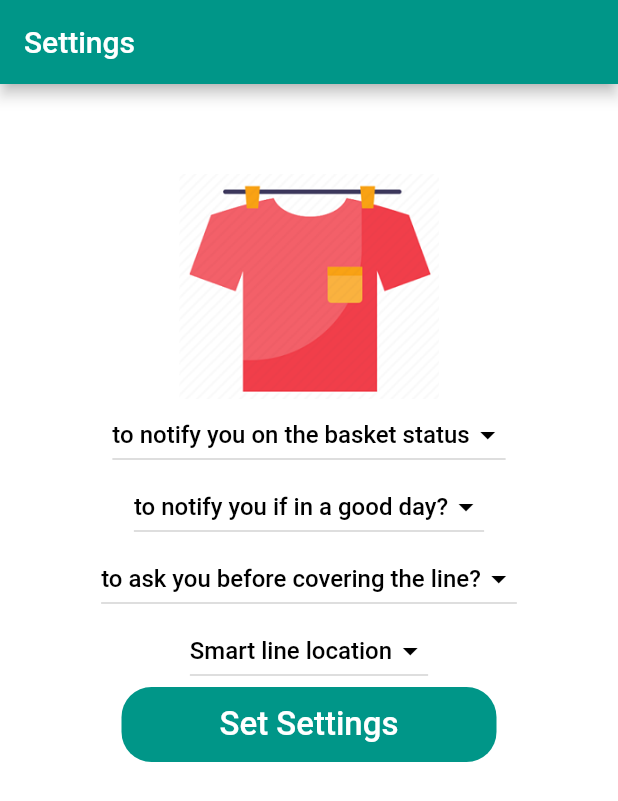
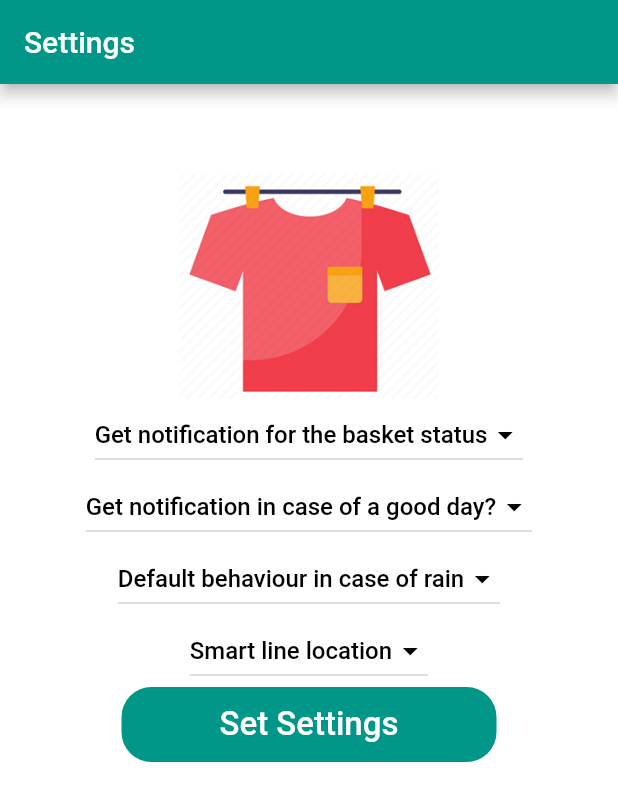
Before and after one commit to elialter/iot_app, a Flutter app: the screen it shows after launch, on a phone screen of 412 x 824 dp. Shown: the top 801 px of the screen. Run offline on Flutter 3.47's test engine with Material 2 defaults, Android fonts, the phone set to English and light mode, and no system bars; our stand-ins replace firebase_core, firebase_database, firebase_messaging, lite_rolling_switch; accounts and stored records are empty.

```diff
--- a/lib/main.dart
+++ b/lib/main.dart
@@ -123,7 +123,7 @@ class _MyHomePageState extends State<MyHomePage> {
                               Padding(
                                 padding: const EdgeInsets.all(8.0),
                                 child: IconButton(
-                                  icon: Image.asset('Assets/basket.png'), // Image.network(
+                                  icon: Image.asset('Assets/basket3.png'), // Image.network(
                                         //'https://image.flaticon.com/icons/png/512/2230/2230786.png'),
                                   iconSize: 70.0,
                                   tooltip: 'Refresh',
@@ -342,12 +342,12 @@ void SetCover(bool position){
   final databaseReference = FirebaseDatabase.instance.reference();
   if(position) {
     databaseReference.child('Cover').update({
-      'Status': 'Yes'
+      'Status': 1
     });
   }
   else{
     databaseReference.child('Cover').update({
-      'Status': 'No'
+      'Status': 0
     });
   }
 }
@@ -564,20 +564,21 @@ class _MyBasketItemPage extends State<MyBasketItemPage> {
   }
   String ShowBasketStatus(){
     basketStatus = firebaseData.GetData("Laundry basket");
-
+    print("basketStatus");
+    print(basketStatus);
     if (basketStatus == 0){
-      return "images/emptyBasket.png";
+      return "images/basket0.png";
     }
     if (basketStatus == 1){
-      return "images/yellowBasket.png";
+      return "images/basket1.png";
     }
     if (basketStatus == 2){
-      return "images/orangeBasket.png";
+      return "images/basket2.png";
     }
     if (basketStatus == 3){
-      return "images/redBasket.png";
+      return "images/basket3.png";
     }
-
+    return "images/basket0.png";
   }
 }
 
@@ -654,8 +655,8 @@ class _MySettingsState extends State<MySettings> {
                 style: TextStyle(color: Colors.white),
                 iconEnabledColor:Colors.black,
                 items: <String>[
-                  'Yes, when its almost full',
-                  'Yes, when its totaly full',
+                  'Yes, when it\'s almost full',
+                  'Yes, when it\'s totaly full',
                   'No',
                 ].map<DropdownMenuItem<String>>((String value) {
                   return DropdownMenuItem<String>(
@@ -664,7 +665,7 @@ class _MySettingsState extends State<MySettings> {
                   );
                 }).toList(),
                 hint:Text(
-                  "to notify you on the basket status",
+                  "Get notification for the basket status",
                   style: TextStyle(
                       color: Colors.black,
                       fontSize: 16,
@@ -697,7 +698,7 @@ class _MySettingsState extends State<MySettings> {
                   );
                 }).toList(),
                 hint:Text(
-                  "to notify you if in a good day?",
+                  "Get notification in case of a good day?",
                   style: TextStyle(
                       color: Colors.black,
                       fontSize: 16,
@@ -721,8 +722,8 @@ class _MySettingsState extends State<MySettings> {
                 style: TextStyle(color: Colors.white),
                 iconEnabledColor:Colors.black,
                 items: <String>[
-                  'Yes',
-                  'No',
+                  'Cover Automatically',
+                  'Ask me before covering',
                 ].map<DropdownMenuItem<String>>((String value) {
                   return DropdownMenuItem<String>(
                     value: value,
@@ -730,7 +731,7 @@ class _MySettingsState extends State<MySettings> {
                   );
                 }).toList(),
                 hint:Text(
-                  "to ask you before covering the line?",
+                  "Default behaviour in case of rain",
                   style: TextStyle(
                       color: Colors.black,
                       fontSize: 16,
@@ -754,21 +755,21 @@ class _MySettingsState extends State<MySettings> {
                 style: TextStyle(color: Colors.white),
                 iconEnabledColor:Colors.black,
                 items: <String>[
-                  'haifa',
-                  'tel aviv',
-                  'jerusalem',
-                  'ariel',
-                  'netanya',
-                  'eilat',
-                  'beersheba',
-                  'nazareth',
-                  'rishon leẔiyyon',
-                  'ashqelon',
-                  'nahariyya',
-                  'herzelia',
-                  'qiryat shemona',
-                  'qatsrin',
-                  'efrat',
+                  'Haifa',
+                  'Tel Aviv',
+                  'Jerusalem',
+                  'Ariel',
+                  'Netanya',
+                  'Eilat',
+                  'Beersheba',
+                  'Nazareth',
+                  'Rishon LeẔiyyon',
+                  'Ashqelon',
+                  'Nahariyya',
+                  'Herzelia',
+                  'Qiryat Shemona',
+                  'Qatsrin',
+                  'Efrat',
                 ].map<DropdownMenuItem<String>>((String value) {
                   return DropdownMenuItem<String>(
                     value: value,
```
Also changed, not shown: lib/models/FirebaseData.dart (+25 -9 lines), Assets/basket2.png.
